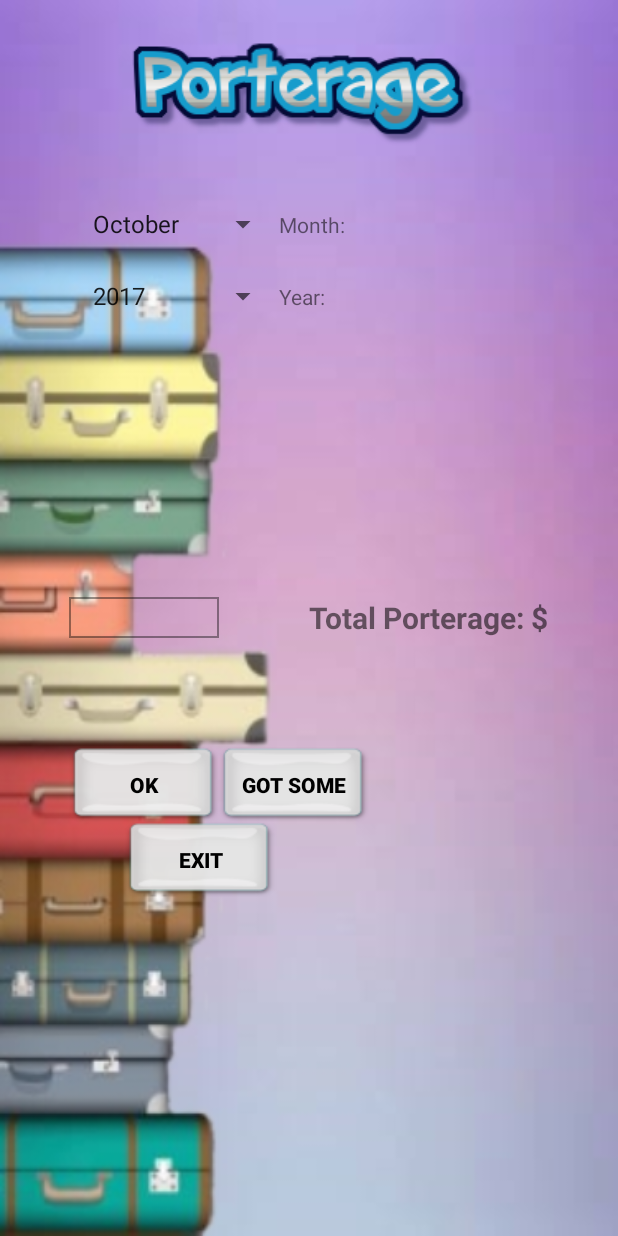
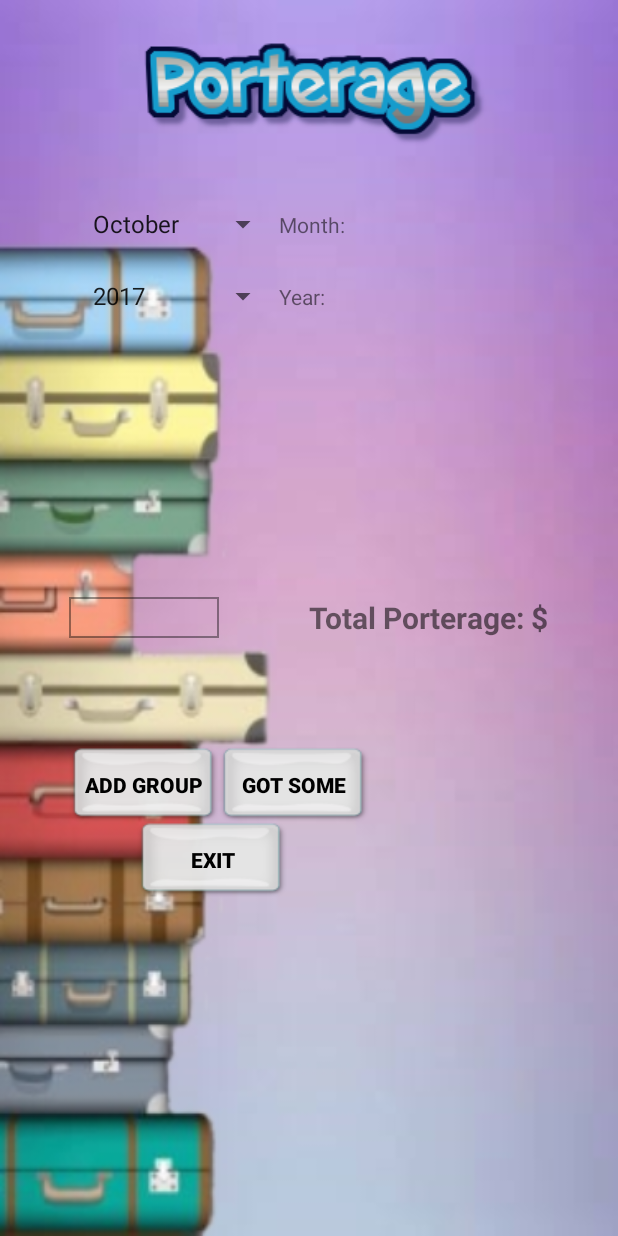
Before and after one commit to oryossipof/SecurityManagment, an Android app: the PorterageActivity screen opened directly, with no data from a screen before it, on a phone screen of 412 x 824 dp. Run offline under Robolectric (Android 15) with nearby library versions, the light colour scheme and no system bars; libraries missing offline, so code that uses them is left out: com.firebase.client; 3 statements that could not run were skipped.

Commit message:
07-10-2017 - update porterage
- porterage textviews fixed with proper validation

```diff
--- a/SecurityManagement-v2.7.1-a93865c079f2f317320236c0a7107e2fbe490007/app/build.gradle
+++ b/SecurityManagement-v2.7.1-a93865c079f2f317320236c0a7107e2fbe490007/app/build.gradle
@@ -53,7 +53,7 @@ dependencies {
     compile 'com.google.firebase:firebase-messaging:11.4.0'
     compile 'com.squareup.picasso:picasso:2.5.2'
     compile 'org.jetbrains:annotations-java5:15.0'
+    compile 'junit:junit:4.12'
     testCompile 'junit:junit:4.12'
-    compile 'junit:junit:4.12'
 }
 apply plugin: 'com.google.gms.google-services'
--- a/SecurityManagement-v2.7.1-a93865c079f2f317320236c0a7107e2fbe490007/app/src/main/java/com/example/oryossipof/securitymanagement/AddGroupActivity.java
+++ b/SecurityManagement-v2.7.1-a93865c079f2f317320236c0a7107e2fbe490007/app/src/main/java/com/example/oryossipof/securitymanagement/AddGroupActivity.java
@@ -142,10 +142,10 @@ public class AddGroupActivity extends AppCompatActivity {
             stuffNum.setError("#Stufff Cant Be Greater Than #People");
             flag = false;
         }
-        else if (stuffNumInt<=0)
+        else if (stuffNumInt<0)
         {
             flag = false;
-            stuffNum.setError("Need To Be Greater Than 0");
+            stuffNum.setError("Can't Be Less Than 0");
         }
         else if(groupNumInt<=0)
         {
--- a/SecurityManagement-v2.7.1-a93865c079f2f317320236c0a7107e2fbe490007/app/src/main/java/com/example/oryossipof/securitymanagement/PorterageActivity.java
+++ b/SecurityManagement-v2.7.1-a93865c079f2f317320236c0a7107e2fbe490007/app/src/main/java/com/example/oryossipof/securitymanagement/PorterageActivity.java
@@ -17,6 +17,7 @@ import com.firebase.client.Firebase;
 import com.firebase.client.FirebaseError;
 import com.firebase.client.Query;
 
+import java.text.DecimalFormat;
 import java.util.ArrayList;
 import java.util.Calendar;
 import java.util.Currency;
@@ -130,7 +131,7 @@ private String myUsername, myID;
                                 String total =  f.child("totalMoney").getValue().toString();
 
                                 totalSum+= Double.parseDouble(total);
-                                totalPorterageTxt.setText(totalSum + "");
+                                totalPorterageTxt.setText(new DecimalFormat("##.##").format(totalSum) + "");
 
 
                             }
@@ -180,7 +181,7 @@ private String myUsername, myID;
 
                     float t = (float)Double.parseDouble(totalPorterageTxt.getText().toString());
 
-                    totalPorterageTxt.setText((t - wasToReduce)+"");
+                    totalPorterageTxt.setText((new DecimalFormat("##.##").format(t - wasToReduce))+"");
 
                 }
 
@@ -189,7 +190,7 @@ private String myUsername, myID;
 
                     try {
                         float t = (float)Double.parseDouble(totalPorterageTxt.getText().toString());
-                        totalPorterageTxt.setText(t+"");
+                        totalPorterageTxt.setText(new DecimalFormat("##.##").format(t)+"");
                     } catch (Exception e) {
                         e.printStackTrace();
                     }
--- a/SecurityManagement-v2.7.1-a93865c079f2f317320236c0a7107e2fbe490007/app/src/main/java/com/example/oryossipof/securitymanagement/PorterageMonthActivity.java
+++ b/SecurityManagement-v2.7.1-a93865c079f2f317320236c0a7107e2fbe490007/app/src/main/java/com/example/oryossipof/securitymanagement/PorterageMonthActivity.java
@@ -17,6 +17,7 @@ import com.firebase.client.DataSnapshot;
 import com.firebase.client.Firebase;
 import com.firebase.client.FirebaseError;
 
+import java.text.DecimalFormat;
 import java.util.ArrayList;
 
 import static android.R.attr.port;
@@ -101,7 +102,7 @@ public class PorterageMonthActivity extends AppCompatActivity {
 
                         porterageList.add(new PorterageIntity(port.getNumhands(), port.getNumpeople(), port.getNumstuff(), port.getStatus(), port.getDate(),port.getTotalMoney(),port.getTotalPeople()));
                         sum+=Double.parseDouble(port.getTotalMoney());
-                        totalMoneyInMonth.setText(" $" + sum + " ");
+                        totalMoneyInMonth.setText(" $" + new DecimalFormat("##.##").format(sum) + " ");
 
                         adapter.notifyDataSetChanged();
                         pListView.setSelection(adapter.getCount() - 1);
--- a/SecurityManagement-v2.7.1-a93865c079f2f317320236c0a7107e2fbe490007/app/src/main/res/layout/activity_add_group.xml
+++ b/SecurityManagement-v2.7.1-a93865c079f2f317320236c0a7107e2fbe490007/app/src/main/res/layout/activity_add_group.xml
@@ -221,7 +221,7 @@ android:layout_centerHorizontal="true"
         >
         <Button
             android:id="@+id/porterageThisMonth"
-            android:layout_width="200dp"
+            android:layout_width="230dp"
             android:layout_height="wrap_content"
             android:text="Porterage This Month"
             android:textColor="#000"
--- a/SecurityManagement-v2.7.1-a93865c079f2f317320236c0a7107e2fbe490007/app/src/main/res/layout/activity_porterage.xml
+++ b/SecurityManagement-v2.7.1-a93865c079f2f317320236c0a7107e2fbe490007/app/src/main/res/layout/activity_porterage.xml
@@ -132,7 +132,7 @@
             android:layout_height="wrap_content"
 
             android:text="Exit"
-            android:layout_marginStart="37dp"
+            android:layout_marginStart="45dp"
             android:layout_below="@+id/gotsomeBT"
             android:layout_alignStart="@+id/okBT"
             android:textColor="#000"
@@ -144,7 +144,7 @@
             android:id="@+id/okBT"
             android:layout_width="wrap_content"
             android:layout_height="wrap_content"
-            android:text="OK"
+            android:text="Add Group"
             android:layout_alignTop="@+id/textView3"
             android:layout_alignStart="@+id/totalPorterageTxt"
             android:layout_marginTop="100dp"
```
Also changed, not shown: SecurityManagement-v2.7.1-a93865c079f2f317320236c0a7107e2fbe490007/app/src/main/AndroidManifest.xml (+7 -7 lines), SecurityManagement-v2.7.1-a93865c079f2f317320236c0a7107e2fbe490007/app/src/main/java/com/example/oryossipof/securitymanagement/LogbookEvents.java (+15 -0 lines), SecurityManagement-v2.7.1-a93865c079f2f317320236c0a7107e2fbe490007/app/src/main/res/layout/activity_full.xml (added, +13 -0 lines).
